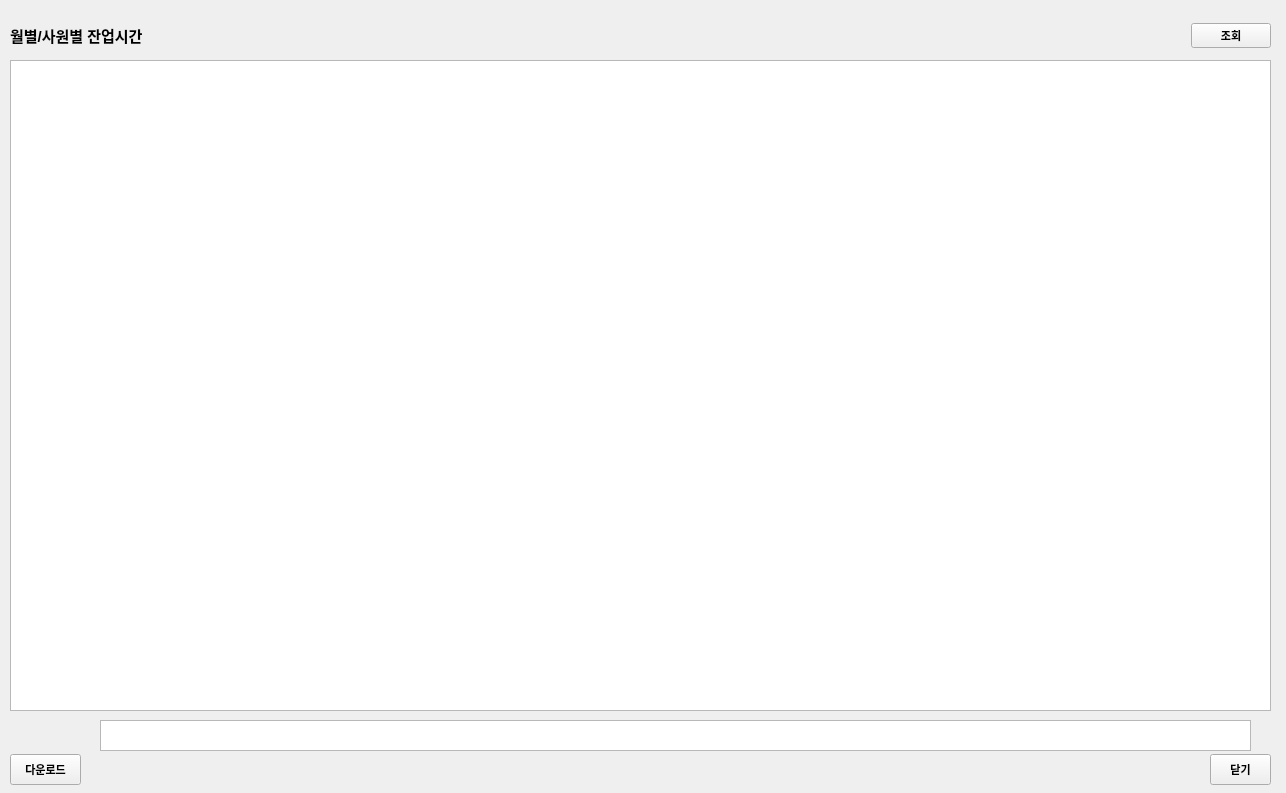
Above: overtime_v1.7/ui/emp_overtime_month.ui from RaineyLee/overtime before the change. Below: the same form after it.
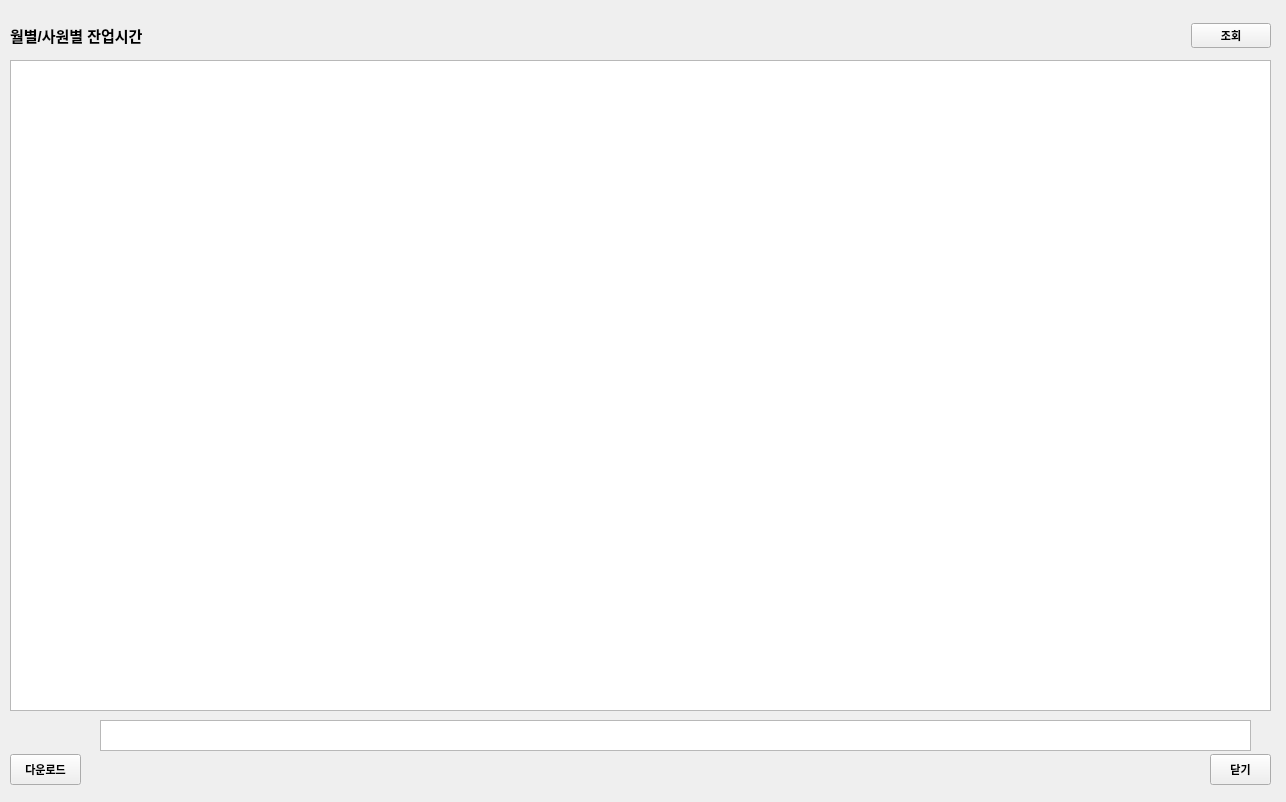
That is the form after the change.

Patch:
```diff
--- a/overtime_v1.7/ui/emp_overtime_month.ui
+++ b/overtime_v1.7/ui/emp_overtime_month.ui
@@ -7,7 +7,7 @@
     <x>0</x>
     <y>0</y>
     <width>1286</width>
-    <height>793</height>
+    <height>802</height>
    </rect>
   </property>
   <property name="windowTitle">
```
